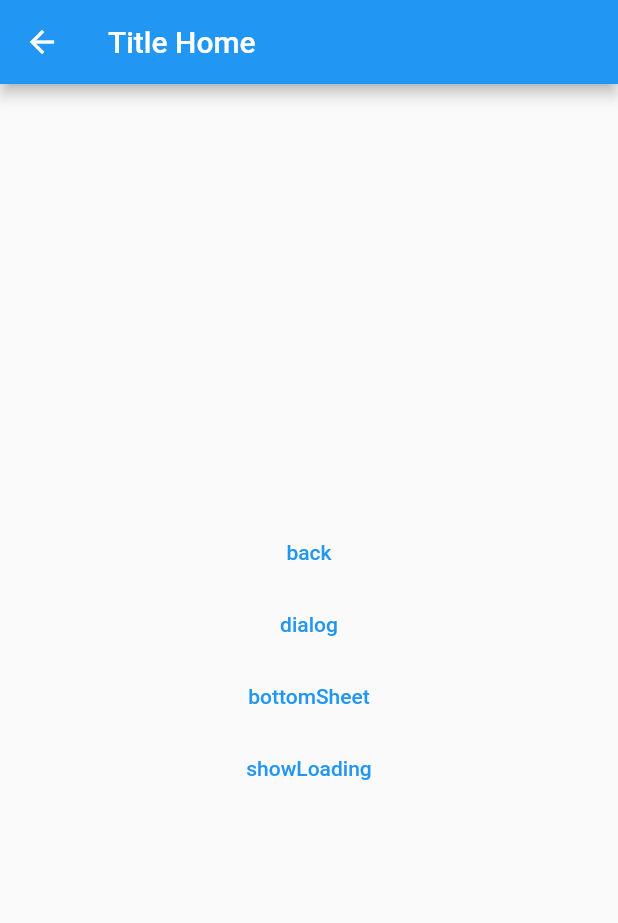
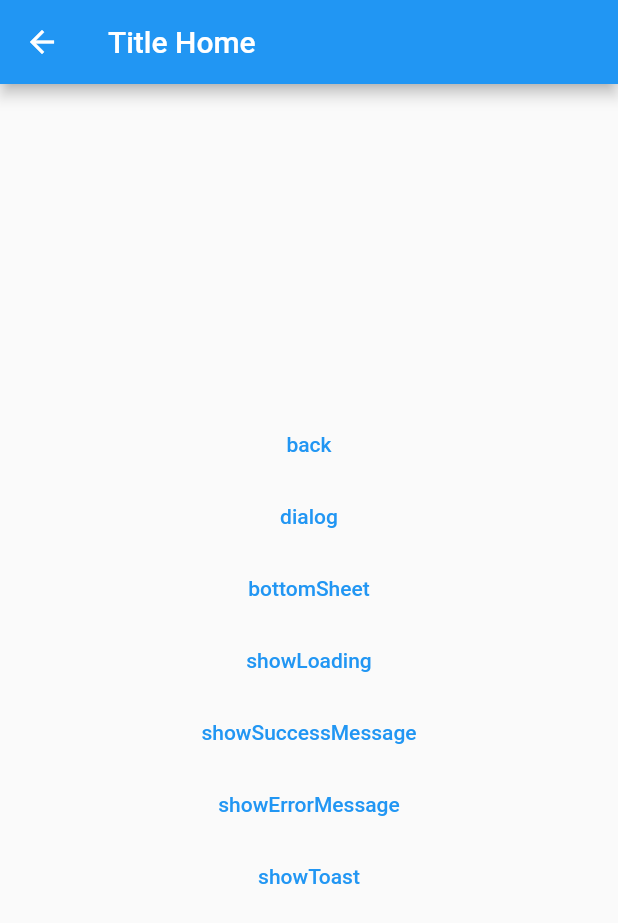
Before and after one commit to moh-abdullah-it/app_features, a Flutter app: the screen it shows after launch, on a phone screen of 412 x 824 dp. Shown: the top 923 px of the screen. Run offline on Flutter 3.47's test engine with Material 2 defaults, Android fonts, the phone set to English and light mode, and no system bars; our stand-ins replace go_router.

Commit message:
[MOD]: modify NotificationsUtils success, error, toast

```diff
--- a/example/lib/features/home/home_page.dart
+++ b/example/lib/features/home/home_page.dart
@@ -34,6 +34,18 @@ class HomePage extends StatelessWidget {
             },
             child: const Text('showLoading'),
           ),
+          TextButton(
+            onPressed: () => AppFeatures.showSuccessMessage('Test Message'),
+            child: const Text('showSuccessMessage'),
+          ),
+          TextButton(
+            onPressed: () => AppFeatures.showErrorMessage('Test Message'),
+            child: const Text('showErrorMessage'),
+          ),
+          TextButton(
+            onPressed: () => AppFeatures.showToast('Test Message'),
+            child: const Text('showToast'),
+          ),
         ],
       )
     );
--- a/lib/src/app_features.dart
+++ b/lib/src/app_features.dart
@@ -1,4 +1,5 @@
 import 'package:app_features/src/config/app_routes.dart';
+import 'package:app_features/src/utils/notifications_utils.dart';
 import 'package:flutter/material.dart';
 
 import '../app_features.dart';
@@ -55,4 +56,10 @@ class AppFeatures {
   static void showLoading() => router.push(loadingPath);
 
   static void hideLoading() => pop();
+
+  static void showSuccessMessage(String message) => NotificationsUtils.showSuccessMessage(message);
+
+  static void showErrorMessage(String message) => NotificationsUtils.showErrorMessage(message);
+
+  static void showToast(String message) => NotificationsUtils.showToast(message);
 }
--- /dev/null
+++ b/lib/src/utils/notifications_utils.dart
@@ -0,0 +1,40 @@
+import 'package:flutter/material.dart';
+
+import '../../app_features.dart';
+
+abstract class NotificationsUtils{
+  static void showSnackBar({
+    SnackBar? snackBar,
+    Widget? content,
+    Color? backgroundColor}) => ScaffoldMessenger.of(AppFeatures.router.routerDelegate.navigatorKey.currentContext!)
+      .showSnackBar(snackBar ??
+      SnackBar(
+          behavior: SnackBarBehavior.floating,
+          backgroundColor: backgroundColor,
+          margin: const EdgeInsets.all(8),
+          content: Padding(
+            padding: const EdgeInsets.all(8.0),
+            child: content,
+          )));
+
+  static void showSuccessMessage(String message) => showSnackBar(
+      content: Text(message,
+        style: const TextStyle(
+            color: Colors.white),
+      ),
+      backgroundColor: Colors.green.shade400);
+
+  static void showErrorMessage(String message) => showSnackBar(
+      content: Text(message,
+        style: const TextStyle(
+            color: Colors.white),
+      ),
+      backgroundColor: Colors.red.shade400);
+
+  static void showToast(String message) => showSnackBar(
+      content: Text(message,
+        style: const TextStyle(
+            color: Colors.black),
+      ),
+      backgroundColor: Colors.blueGrey.shade200);
+}
```
